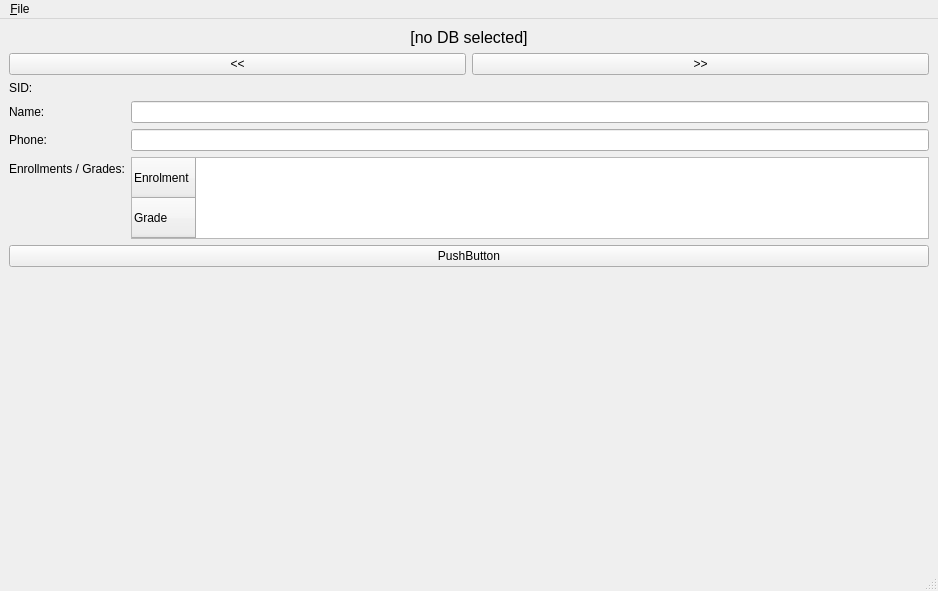
First picture: the form in Application/Tasks/04-srgui/src/mainwindow.ui, repository OhHeyItsJosh/COMP1000-CW2, before the edit.
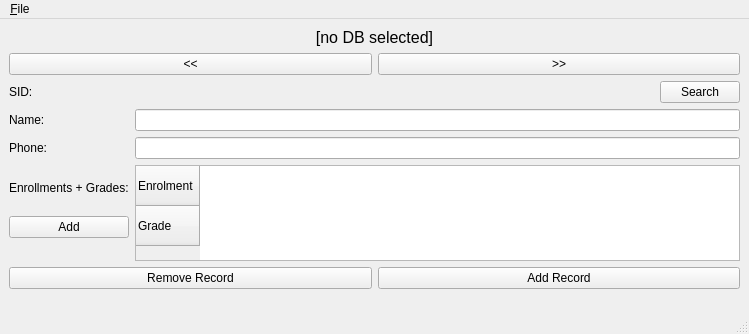
Second picture: the form after the edit.

```diff
--- a/Application/Tasks/04-srgui/src/mainwindow.ui
+++ b/Application/Tasks/04-srgui/src/mainwindow.ui
@@ -6,10 +6,16 @@
    <rect>
     <x>0</x>
     <y>0</y>
-    <width>938</width>
-    <height>591</height>
+    <width>749</width>
+    <height>334</height>
    </rect>
   </property>
+  <property name="sizePolicy">
+   <sizepolicy hsizetype="Preferred" vsizetype="Fixed">
+    <horstretch>0</horstretch>
+    <verstretch>0</verstretch>
+   </sizepolicy>
+  </property>
   <property name="windowTitle">
    <string>MainWindow</string>
   </property>
@@ -60,13 +66,6 @@
         </property>
        </widget>
       </item>
-      <item row="0" column="1">
-       <widget class="QLabel" name="val_sid">
-        <property name="text">
-         <string/>
-        </property>
-       </widget>
-      </item>
       <item row="1" column="0">
        <widget class="QLabel" name="lbl_name">
         <property name="text">
@@ -88,11 +87,22 @@
        <widget class="QLineEdit" name="txt_phone"/>
       </item>
       <item row="3" column="0">
-       <widget class="QLabel" name="lbl_eg">
-        <property name="text">
-         <string>Enrollments / Grades:</string>
-        </property>
-       </widget>
+       <layout class="QVBoxLayout" name="verticalLayout_2">
+        <item>
+         <widget class="QLabel" name="lbl_eg">
+          <property name="text">
+           <string>Enrollments + Grades:</string>
+          </property>
+         </widget>
+        </item>
+        <item>
+         <widget class="QPushButton" name="btn_addEG">
+          <property name="text">
+           <string>Add</string>
+          </property>
+         </widget>
+        </item>
+       </layout>
       </item>
       <item row="3" column="1">
        <widget class="QTableWidget" name="tbl_eg">
@@ -106,7 +116,7 @@
          <enum>Qt::ScrollBarAlwaysOff</enum>
         </property>
         <property name="horizontalScrollBarPolicy">
-         <enum>Qt::ScrollBarAlwaysOff</enum>
+         <enum>Qt::ScrollBarAsNeeded</enum>
         </property>
         <property name="sizeAdjustPolicy">
          <enum>QAbstractScrollArea::AdjustToContents</enum>
@@ -129,20 +139,65 @@
         </row>
        </widget>
       </item>
+      <item row="0" column="1">
+       <layout class="QHBoxLayout" name="sidLayout">
+        <item>
+         <widget class="QLabel" name="val_sid">
+          <property name="text">
+           <string/>
+          </property>
+         </widget>
+        </item>
+        <item>
+         <spacer name="horizontalSpacer">
+          <property name="orientation">
+           <enum>Qt::Horizontal</enum>
+          </property>
+          <property name="sizeHint" stdset="0">
+           <size>
+            <width>40</width>
+            <height>20</height>
+           </size>
+          </property>
+         </spacer>
+        </item>
+        <item>
+         <widget class="QPushButton" name="btn_search">
+          <property name="text">
+           <string>Search</string>
+          </property>
+         </widget>
+        </item>
+       </layout>
+      </item>
      </layout>
     </item>
     <item>
-     <widget class="QPushButton" name="test_btn">
-      <property name="text">
-       <string>PushButton</string>
-      </property>
-     </widget>
+     <layout class="QHBoxLayout" name="bottomControls">
+      <item>
+       <widget class="QPushButton" name="btn_removeEntry">
+        <property name="text">
+         <string>Remove Record</string>
+        </property>
+       </widget>
+      </item>
+      <item>
+       <widget class="QPushButton" name="btn_addEntry">
+        <property name="text">
+         <string>Add Record</string>
+        </property>
+       </widget>
+      </item>
+     </layout>
     </item>
     <item>
      <spacer name="verticalSpacer">
       <property name="orientation">
        <enum>Qt::Vertical</enum>
       </property>
+      <property name="sizeType">
+       <enum>QSizePolicy::Expanding</enum>
+      </property>
       <property name="sizeHint" stdset="0">
        <size>
         <width>20</width>
@@ -158,7 +213,7 @@
     <rect>
      <x>0</x>
      <y>0</y>
-     <width>938</width>
+     <width>749</width>
      <height>21</height>
     </rect>
    </property>
```
